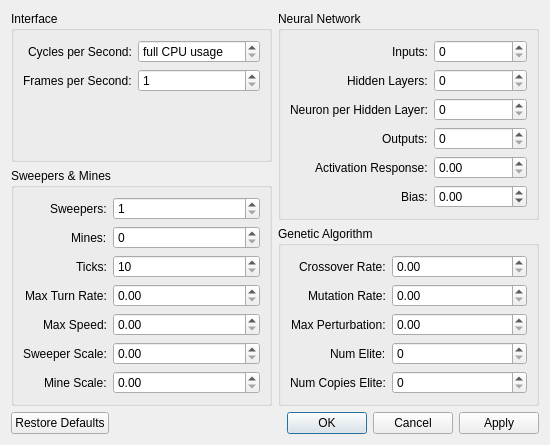
Before: the Qt Designer form ui/PreferencesDialog.ui in arkq/smart-sweepers-qt, drawn with Qt 5.
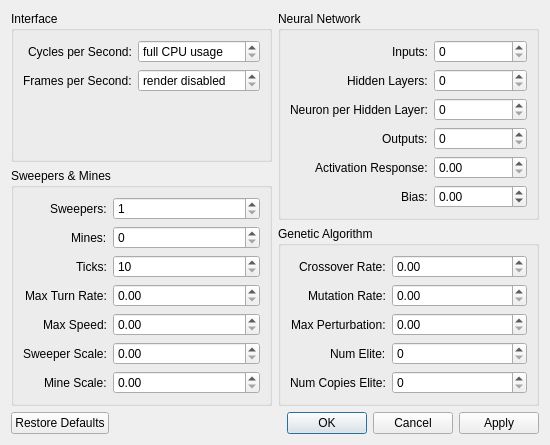
After: the same form once the commit is applied.

Commit message: Allow render update disabling

Patch:
```diff
--- a/ui/PreferencesDialog.ui
+++ b/ui/PreferencesDialog.ui
@@ -41,8 +41,8 @@
          </item>
          <item row="1" column="1">
           <widget class="QSpinBox" name="framesPerSecond">
-           <property name="minimum">
-            <number>1</number>
+           <property name="specialValueText">
+            <string>render disabled</string>
            </property>
            <property name="maximum">
             <number>100</number>
```
The commit also changes 1 other file.
